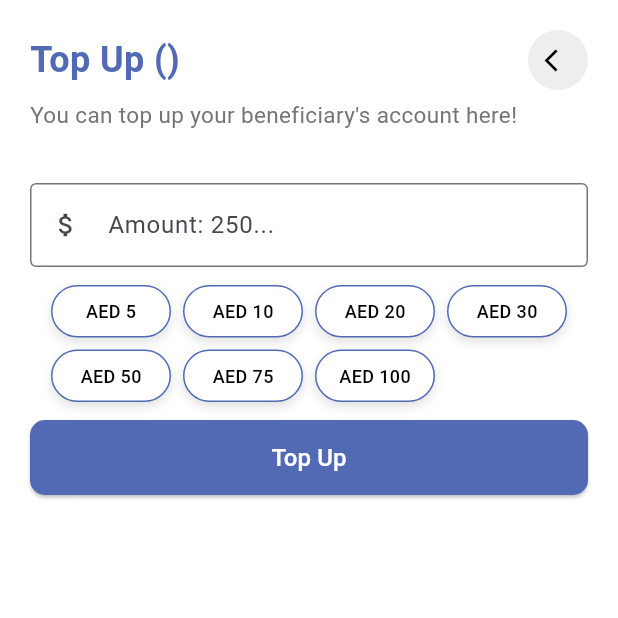
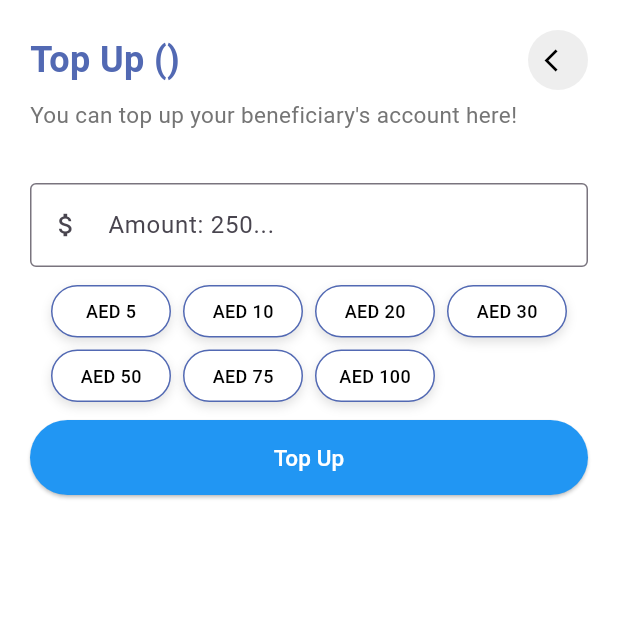
Before and after one commit to Piyushhhhh/Mobile_recharge, a Flutter app: the BeneficiaryTopUpPage screen opened directly with empty values, on a phone screen of 412 x 824 dp, the top half of it. Run offline on Flutter 3.47's test engine with Material 3 defaults, Android fonts, the phone set to English and light mode, and no system bars; our stand-ins replace shared_preferences; accounts and stored records are empty.

Commit message:
minor refactor

```diff
--- a/lib/view/top_up.dart/widgets/top_up_widgets.dart
+++ b/lib/view/top_up.dart/widgets/top_up_widgets.dart
@@ -1,4 +1,5 @@
 import 'package:flutter/material.dart';
+import 'package:mobile_recharge/values/common_widgets.dart';
 import 'package:mobile_recharge/values/strings.dart';
 
 class BeneficiaryTopUpWidgets {
@@ -127,19 +128,9 @@ class BeneficiaryTopUpWidgets {
   static Widget buildSubmitButton({
     required VoidCallback onPressed,
   }) {
-    return ElevatedButton(
-      style: ElevatedButton.styleFrom(
-        backgroundColor: const Color(0xFF5269B3),
-        minimumSize: const Size(double.infinity, 50),
-        shape: RoundedRectangleBorder(
-          borderRadius: BorderRadius.circular(10),
-        ),
-      ),
+    return buildElevatedButton(
       onPressed: onPressed,
-      child: const Text(
-        Strings.topUp,
-        style: TextStyle(color: Colors.white, fontSize: 16),
-      ),
+      label: Strings.topUp,
     );
   }
 }
```
Also changed, not shown: 1 other file.
